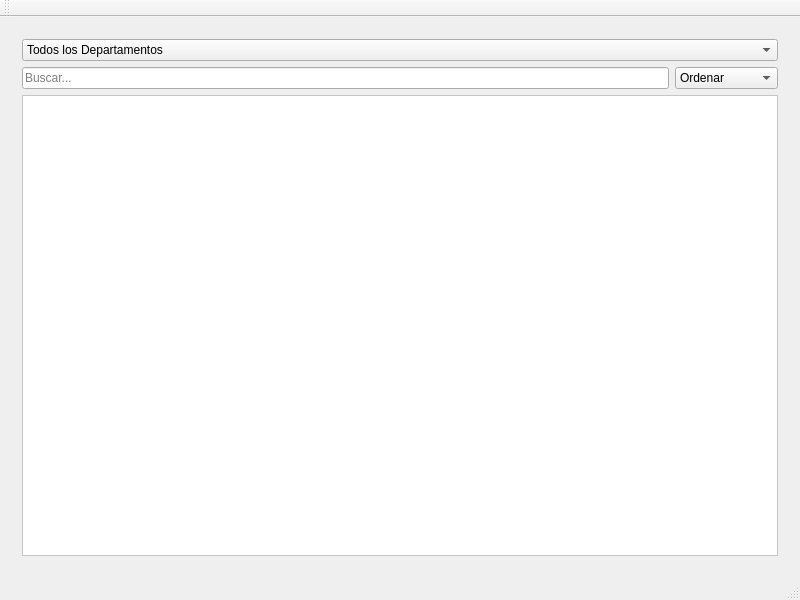
Qt form mainwindow.ui (felipe-sencion/amazone) before a commit.
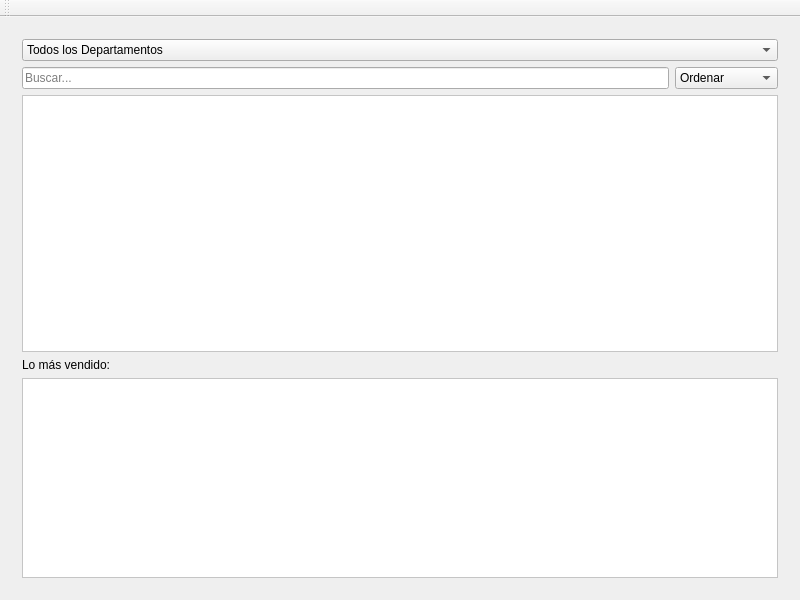
The same form after that commit. The open tabs and pages were chosen to show the change.

What changed in the file:
```diff
--- a/mainwindow.ui
+++ b/mainwindow.ui
@@ -381,6 +381,37 @@
       </widget>
       <widget class="QWidget" name="amazonePage">
        <layout class="QGridLayout" name="gridLayout_5">
+        <item row="4" column="0" colspan="2">
+         <widget class="QScrollArea" name="recommendationSA">
+          <property name="maximumSize">
+           <size>
+            <width>16777215</width>
+            <height>200</height>
+           </size>
+          </property>
+          <property name="styleSheet">
+           <string notr="true">background-color: rgb(255, 255, 255);</string>
+          </property>
+          <property name="widgetResizable">
+           <bool>true</bool>
+          </property>
+          <widget class="QWidget" name="recommendationWidgetContents">
+           <property name="geometry">
+            <rect>
+             <x>0</x>
+             <y>0</y>
+             <width>762</width>
+             <height>198</height>
+            </rect>
+           </property>
+           <layout class="QHBoxLayout" name="horizontalLayout_2">
+            <item>
+             <layout class="QHBoxLayout" name="horizontalLayout"/>
+            </item>
+           </layout>
+          </widget>
+         </widget>
+        </item>
         <item row="2" column="0" colspan="2">
          <widget class="QScrollArea" name="auxScrollArea">
           <property name="styleSheet">
@@ -476,6 +507,13 @@
           </item>
          </widget>
         </item>
+        <item row="3" column="0">
+         <widget class="QLabel" name="descriptionLabel">
+          <property name="text">
+           <string>Lo más vendido:</string>
+          </property>
+         </widget>
+        </item>
        </layout>
       </widget>
      </widget>
@@ -500,7 +538,6 @@
     <bool>false</bool>
    </attribute>
   </widget>
-  <widget class="QStatusBar" name="statusBar"/>
  </widget>
  <layoutdefault spacing="6" margin="11"/>
  <resources/>
```
Left out of the diff: 2 changed lines with no effect on the pictures.
